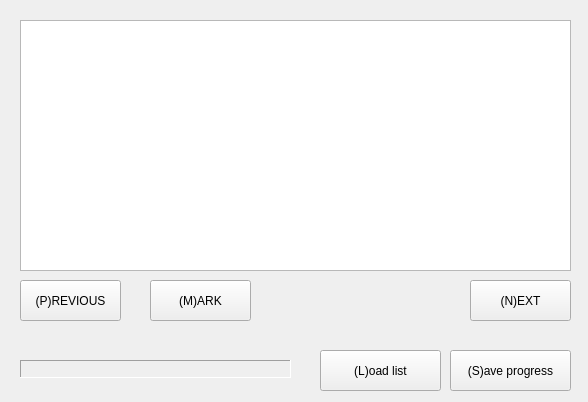
The window that ikmtool/mainForm.ui (domino14/aerolithdesktop) describes before a commit, drawn with Qt 5.
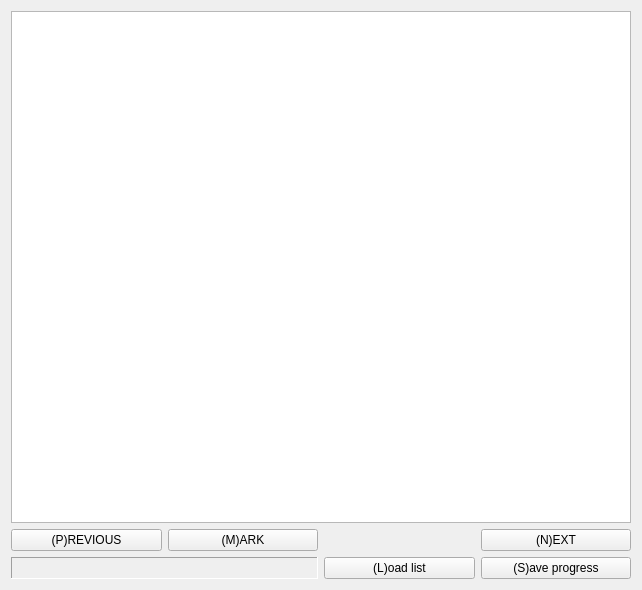
The same window after the commit.

Commit message: slowly getting there :)

Patch:
```diff
--- a/ikmtool/mainForm.ui
+++ b/ikmtool/mainForm.ui
@@ -5,87 +5,44 @@
    <rect>
     <x>0</x>
     <y>0</y>
-    <width>588</width>
-    <height>402</height>
+    <width>642</width>
+    <height>590</height>
    </rect>
   </property>
   <property name="windowTitle" >
    <string>The Insane Kenji Method Program</string>
   </property>
+  <layout class="QGridLayout" name="gridLayout" >
+   <item row="0" column="0" colspan="4" >
   <widget class="QPlainTextEdit" name="plainTextEdit" >
-   <property name="geometry" >
-    <rect>
-     <x>20</x>
-     <y>20</y>
-     <width>551</width>
-     <height>251</height>
-    </rect>
-   </property>
    <property name="readOnly" >
     <bool>true</bool>
    </property>
   </widget>
-  <widget class="QPushButton" name="pushButtonNext" >
-   <property name="geometry" >
-    <rect>
-     <x>470</x>
-     <y>280</y>
-     <width>101</width>
-     <height>41</height>
-    </rect>
-   </property>
-   <property name="text" >
-    <string>(N)EXT</string>
-   </property>
-  </widget>
+   </item>
+   <item row="1" column="0" >
   <widget class="QPushButton" name="pushButtonPrevious" >
-   <property name="geometry" >
-    <rect>
-     <x>20</x>
-     <y>280</y>
-     <width>101</width>
-     <height>41</height>
-    </rect>
-   </property>
    <property name="text" >
     <string>(P)REVIOUS</string>
    </property>
   </widget>
+   </item>
+   <item row="1" column="1" >
   <widget class="QPushButton" name="pushButtonMark" >
-   <property name="geometry" >
-    <rect>
-     <x>150</x>
-     <y>280</y>
-     <width>101</width>
-     <height>41</height>
-    </rect>
-   </property>
    <property name="text" >
     <string>(M)ARK</string>
    </property>
   </widget>
-  <widget class="QPushButton" name="pushButtonSave" >
-   <property name="geometry" >
-    <rect>
-     <x>450</x>
-     <y>350</y>
-     <width>121</width>
-     <height>41</height>
-    </rect>
-   </property>
+   </item>
+   <item row="1" column="3" >
+    <widget class="QPushButton" name="pushButtonNext" >
    <property name="text" >
-    <string>(S)ave progress</string>
-   </property>
-  </widget>
+      <string>(N)EXT</string>
+     </property>
+    </widget>
+   </item>
+   <item row="2" column="0" colspan="2" >
   <widget class="QLabel" name="labelInfo" >
-   <property name="geometry" >
-    <rect>
-     <x>20</x>
-     <y>360</y>
-     <width>271</width>
-     <height>18</height>
-    </rect>
-   </property>
    <property name="frameShape" >
     <enum>QFrame::Panel</enum>
    </property>
@@ -96,19 +53,22 @@
     <string/>
    </property>
   </widget>
+   </item>
+   <item row="2" column="2" >
   <widget class="QPushButton" name="pushButtonLoad" >
-   <property name="geometry" >
-    <rect>
-     <x>320</x>
-     <y>350</y>
-     <width>121</width>
-     <height>41</height>
-    </rect>
-   </property>
    <property name="text" >
     <string>(L)oad list</string>
    </property>
   </widget>
+   </item>
+   <item row="2" column="3" >
+    <widget class="QPushButton" name="pushButtonSave" >
+     <property name="text" >
+      <string>(S)ave progress</string>
+     </property>
+    </widget>
+   </item>
+  </layout>
  </widget>
  <resources/>
  <connections/>
```
Lines whose indentation alone changed are shown as unchanged. The commit also changes 2 other files.
